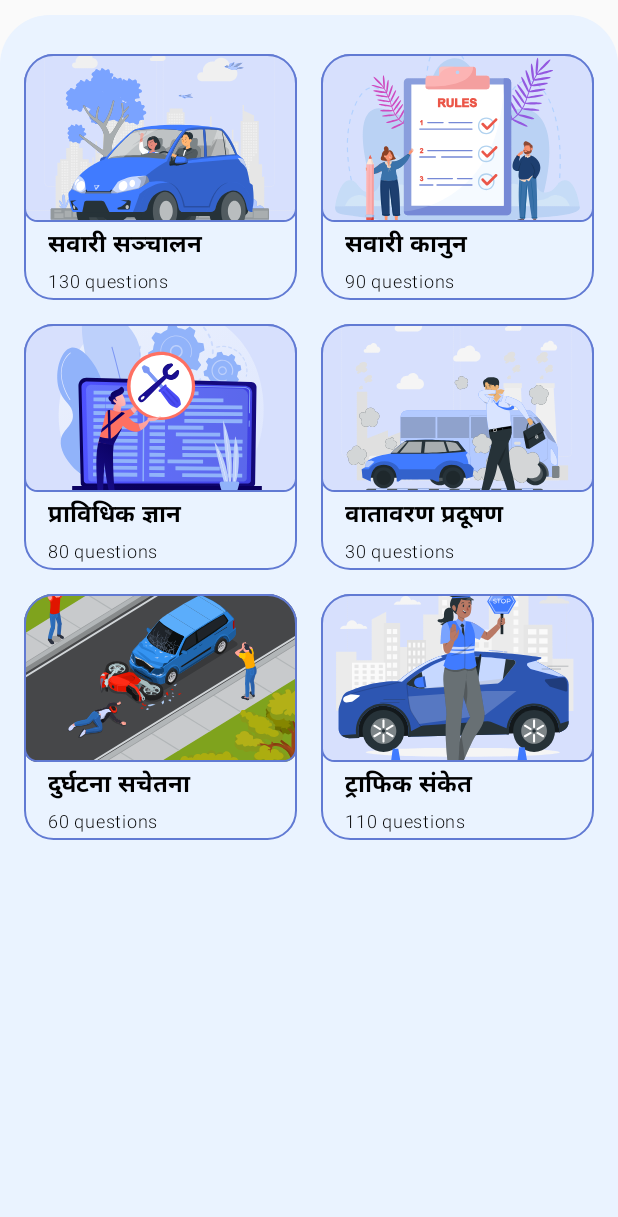
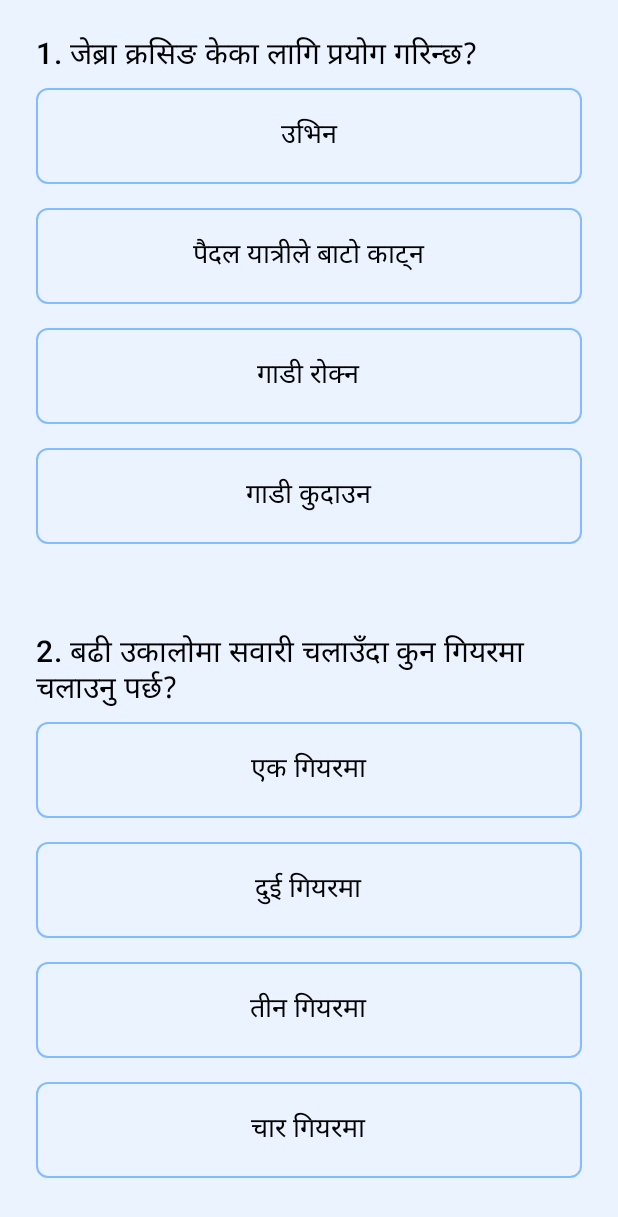
Before and after one commit to harijoshi07/Driving-License-Exam-App, an Android app built with Jetpack Compose: the screen it shows after launch (MainActivity), on a phone screen of 412 x 824 dp. Shown: the top 1217 px of the screen. Run offline under Robolectric (Android 15) with nearby library versions, the phone set to English and light mode, and no system bars.

Commit message:
feat: design study mode screen

```diff
--- a/app/src/main/java/com/example/drivinglicenseexamnepal_/MainActivity.kt
+++ b/app/src/main/java/com/example/drivinglicenseexamnepal_/MainActivity.kt
@@ -6,6 +6,7 @@ import androidx.activity.compose.setContent
 import androidx.activity.enableEdgeToEdge
 import com.example.drivinglicenseexamnepal_.ui.screen.home_screen.HomeScreen
 import com.example.drivinglicenseexamnepal_.ui.screen.study_mode_screen.CategoryScreen
+import com.example.drivinglicenseexamnepal_.ui.screen.study_mode_screen.StudyScreen
 import com.example.drivinglicenseexamnepal_.ui.theme.DrivingLicenseExamNepal_Theme
 
 class MainActivity : ComponentActivity() {
@@ -15,7 +16,8 @@ class MainActivity : ComponentActivity() {
         setContent {
             DrivingLicenseExamNepal_Theme {
                 //HomeScreen()
-                CategoryScreen()
+                //CategoryScreen()
+                StudyScreen()
             }
         }
     }
--- /dev/null
+++ b/app/src/main/java/com/example/drivinglicenseexamnepal_/ui/screen/study_mode_screen/StudyModeScreen.kt
@@ -0,0 +1,114 @@
+package com.example.drivinglicenseexamnepal_.ui.screen.study_mode_screen
+
+import com.example.drivinglicenseexamnepal_.R
+import com.example.drivinglicenseexamnepal_.data.constants.Mode
+import com.example.drivinglicenseexamnepal_.data.model.Question
+import com.example.drivinglicenseexamnepal_.ui.component.QuestionComponent
+import com.example.drivinglicenseexamnepal_.ui.theme.LightBackgroundColor
+import androidx.compose.foundation.background
+import androidx.compose.foundation.layout.*
+import androidx.compose.foundation.lazy.LazyColumn
+import androidx.compose.runtime.*
+import androidx.compose.ui.Modifier
+import androidx.compose.ui.tooling.preview.Preview
+import androidx.compose.ui.unit.dp
+import com.example.drivinglicenseexamnepal_.data.questions.getBikeQuestionsA
+
+
+@Composable
+fun StudyScreen(
+    questions: List<Question> = getBikeQuestionsA()
+) {
+    var selectedAnswers by remember { mutableStateOf<List<Int?>>(List(questions.size) { null }) }
+
+    Box(
+        modifier = Modifier
+            .fillMaxSize()
+            .background(color = LightBackgroundColor)
+    ) {
+        Column(
+            modifier = Modifier
+                .fillMaxSize()
+                .padding(24.dp)
+        ) {
+            // Question list
+            LazyColumn(
+                modifier = Modifier.weight(1f),
+                verticalArrangement = Arrangement.spacedBy(24.dp)
+            ) {
+                items(questions.size) { index ->
+                    QuestionComponent(
+                        questionNumber = index + 1,
+                        questionText = questions[index].questionText,
+                        questionImageId = questions[index].questionImageId,
+                        options = listOf(
+                            questions[index].optionA,
+                            questions[index].optionB,
+                            questions[index].optionC,
+                            questions[index].optionD
+                        ),
+                        selectedAnswer = selectedAnswers[index],
+                        correctAnswer = questions[index].correctOptionIndex - 1,
+                        onAnswerSelected = { answer ->
+                            selectedAnswers = selectedAnswers.mapIndexed { i, _ ->
+                                if (i == index) answer else selectedAnswers[i]
+                            }
+                        },
+                        mode = Mode.STUDY_MODE
+                    )
+                    Spacer(modifier = Modifier.height(16.dp))
+                }
+            }
+        }
+    }
+}
+
+
+@Preview
+@Composable
+fun StudyModeScreenPreview() {
+    StudyScreen(
+        questions = listOf(
+            Question(
+                questionImageId = R.drawable.img,
+                optionA = "उभिन",
+                optionB = "पैदल यात्रीले बाटो काट्न",
+                optionC = "गाडी रोक्न",
+                optionD = "गाडी कुदाउन",
+                correctOptionIndex = 1
+            ),
+            Question(
+                questionText = "बढी उकालोमा सवारी चलाउँदा कुन गियरमा चलाउनु पर्छ?",
+                optionA = "एक गियरमा",
+                optionB = "दुई गियरमा",
+                optionC = "तीन गियरमा",
+                optionD = "चार गियरमा",
+                correctOptionIndex = 0
+            ),
+            Question(
+                questionText = "ओभरटेक गर्दा कुन साइडबाट गर्नुपर्छ?",
+                optionA = "बायाँ साइडबाट",
+                optionB = "दायाँ साइडबाट",
+                optionC = "दुबै साइडबाट",
+                optionD = "माथिका सबै",
+                correctOptionIndex = 1
+            ),
+            Question(
+                questionText = "निम्नमध्ये सवारी चालकको कर्तव्य कुन हो?",
+                optionA = "हिफाजतका साथ सवारी चलाउने",
+                optionB = "ट्राफिक नियम पालना गर्ने",
+                optionC = "निर्धारित कार्य नगर्ने",
+                optionD = "माथिका सबै",
+                correctOptionIndex = 3
+            ),
+            Question(
+                questionText = "गुडिरहेको मोटरसाइकललाई एक्कासी रोक्नुपर्यो भने के गर्नु पर्छ?",
+                optionA = "दुबै ब्रेकलाई एकै पटक थिच्ने",
+                optionB = "पछाडिको ब्रेक बेस्सरी थिच्ने",
+                optionC = "इन्जिन अफ गर्ने",
+                optionD = "गियर डाउन गर्ने",
+                correctOptionIndex = 0
+            )
+        ),
+    )
+}
```
